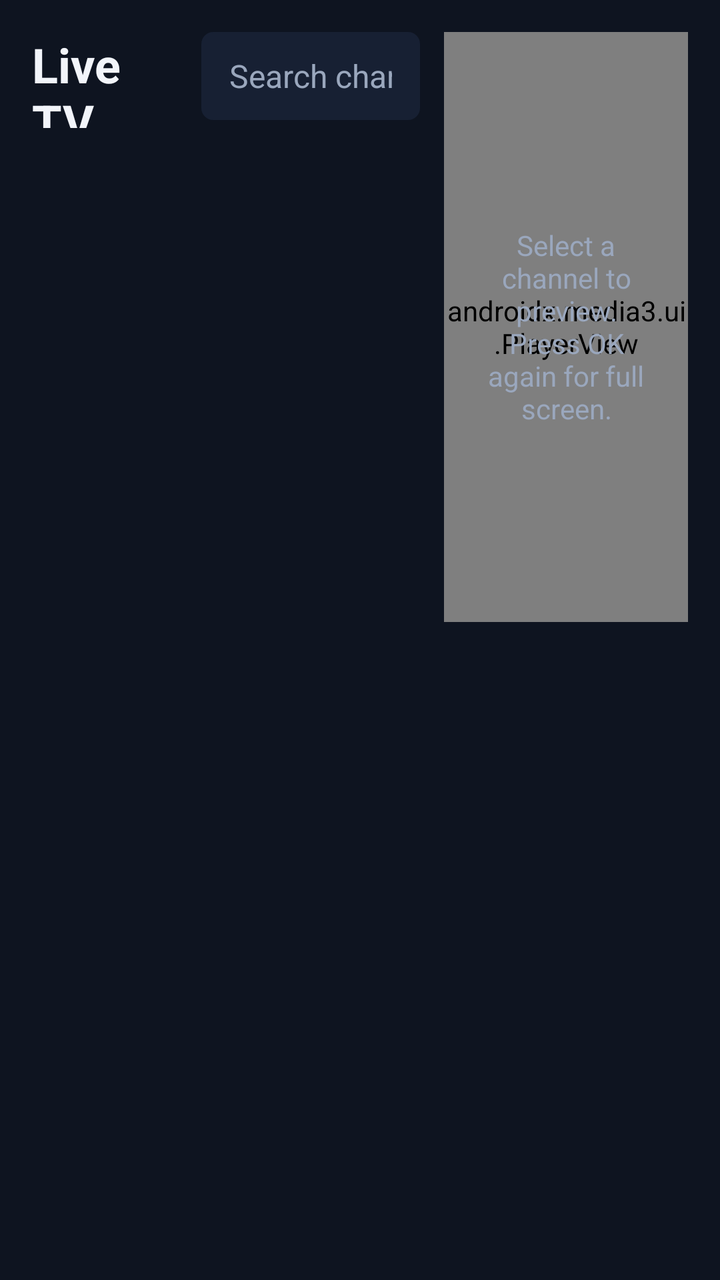
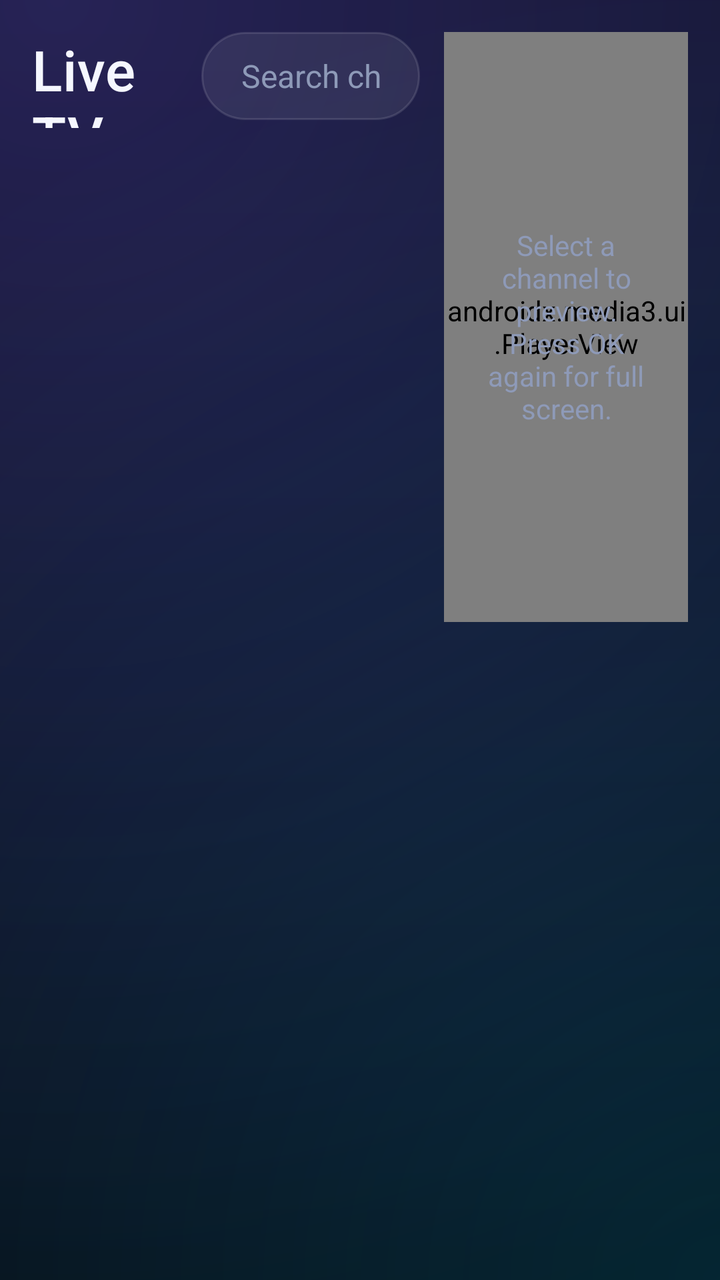

Compare the two renders of this Android layout. The source of the first and the diff that turns it into the second are given below.
<!-- AndroidManifest.xml: application theme AppTheme -->
<!-- res/layout/activity_live.xml -->
<?xml version="1.0" encoding="utf-8"?>
<LinearLayout xmlns:android="http://schemas.android.com/apk/res/android"
    xmlns:app="http://schemas.android.com/apk/res-auto"
    android:layout_width="match_parent"
    android:layout_height="match_parent"
    android:orientation="horizontal"
    android:padding="16dp">

    <LinearLayout
        android:layout_width="0dp"
        android:layout_height="match_parent"
        android:layout_weight="2.4"
        android:orientation="vertical">

        <TextView
            android:id="@+id/title"
            style="@style/Title"
            android:layout_width="match_parent"
            android:layout_height="48dp"
            android:gravity="center_vertical"
            android:text="Live TV" />

        <androidx.recyclerview.widget.RecyclerView
            android:id="@+id/categories"
            android:layout_width="match_parent"
            android:layout_height="match_parent" />
    </LinearLayout>

    <LinearLayout
        android:layout_width="0dp"
        android:layout_height="match_parent"
        android:layout_marginLeft="12dp"
        android:layout_weight="3.6"
        android:orientation="vertical">

        <EditText
            android:id="@+id/search"
            style="@style/Input"
            android:layout_height="44dp"
            android:layout_marginBottom="4dp"
            android:hint="Search channels"
            android:imeOptions="actionSearch"
            android:inputType="text" />

        <TextView
            android:id="@+id/empty"
            android:layout_width="match_parent"
            android:layout_height="wrap_content"
            android:padding="16dp"
            android:text="Nothing here"
            android:textColor="@color/text_dim"
            android:visibility="gone" />

        <androidx.recyclerview.widget.RecyclerView
            android:id="@+id/channels"
            android:layout_width="match_parent"
            android:layout_height="match_parent" />
    </LinearLayout>

    <LinearLayout
        android:layout_width="0dp"
        android:layout_height="match_parent"
        android:layout_marginLeft="12dp"
        android:layout_weight="4"
        android:orientation="vertical">

        <FrameLayout
            android:layout_width="match_parent"
            android:layout_height="0dp"
            android:layout_weight="1.15"
            android:background="@android:color/black">

            <androidx.media3.ui.PlayerView
                android:id="@+id/preview"
                android:layout_width="match_parent"
                android:layout_height="match_parent"
                android:focusable="false"
                app:show_buffering="when_playing"
                app:use_controller="false" />

            <TextView
                android:id="@+id/previewHint"
                android:layout_width="match_parent"
                android:layout_height="match_parent"
                android:gravity="center"
                android:padding="16dp"
                android:text="Select a channel to preview.\nPress OK again for full screen."
                android:textColor="@color/text_dim"
                android:textSize="14sp" />
        </FrameLayout>

        <TextView
            android:id="@+id/channelName"
            android:layout_width="match_parent"
            android:layout_height="wrap_content"
            android:layout_marginTop="8dp"
            android:ellipsize="end"
            android:maxLines="1"
            android:textColor="@color/text"
            android:textSize="18sp"
            android:textStyle="bold" />

        <TextView
            android:id="@+id/epgStatus"
            android:layout_width="match_parent"
            android:layout_height="wrap_content"
            android:textColor="@color/text_dim"
            android:textSize="13sp" />

        <androidx.recyclerview.widget.RecyclerView
            android:id="@+id/epg"
            android:layout_width="match_parent"
            android:layout_height="0dp"
            android:layout_marginTop="6dp"
            android:layout_weight="1"
            android:focusable="false" />
    </LinearLayout>
</LinearLayout>
<!-- resources referenced by this layout -->
<resources>
  <color name="text">#F2F5FA</color>
  <color name="text_dim">#9AA7BD</color>
  <style name="Input">
          <item name="android:layout_width">match_parent</item>
          <item name="android:layout_height">48dp</item>
          <item name="android:layout_marginBottom">10dp</item>
          <item name="android:paddingLeft">14dp</item>
          <item name="android:paddingRight">14dp</item>
          <item name="android:background">@drawable/bg_input</item>
          <item name="android:textColor">@color/text</item>
          <item name="android:textColorHint">@color/text_dim</item>
          <item name="android:textSize">16sp</item>
          <item name="android:singleLine">true</item>
          <item name="android:imeOptions">actionNext</item>
      </style>
  <style name="Title">
          <item name="android:textColor">@color/text</item>
          <item name="android:textSize">24sp</item>
          <item name="android:textStyle">bold</item>
      </style>
  <style name="AppTheme" parent="Theme.AppCompat.NoActionBar">
          <item name="colorPrimary">@color/accent</item>
          <item name="colorPrimaryDark">@color/bg</item>
          <item name="colorAccent">@color/accent</item>
          <item name="android:windowBackground">@color/bg</item>
          <item name="android:textColor">@color/text</item>
          <item name="android:textColorPrimary">@color/text</item>
          <item name="android:textColorSecondary">@color/text_dim</item>
          <item name="android:textColorHint">@color/text_dim</item>
          <item name="android:windowFullscreen">true</item>
      </style>
  <!-- drawable bg_input (drawable) -->
  <?xml version="1.0" encoding="utf-8"?>
  <selector xmlns:android="http://schemas.android.com/apk/res/android">
      <item android:state_focused="true">
          <shape android:shape="rectangle">
              <solid android:color="@color/panel_light" />
              <corners android:radius="6dp" />
              <stroke android:width="2dp" android:color="#FFFFFF" />
          </shape>
      </item>
      <item android:state_pressed="true">
          <shape android:shape="rectangle">
              <solid android:color="@color/panel_light" />
              <corners android:radius="6dp" />
          </shape>
      </item>
      <item android:state_activated="true">
          <shape android:shape="rectangle">
              <solid android:color="@color/panel_light" />
              <corners android:radius="6dp" />
              <stroke android:width="1dp" android:color="@color/accent" />
          </shape>
      </item>
      <item>
          <shape android:shape="rectangle">
              <solid android:color="@color/panel" />
              <corners android:radius="6dp" />
          </shape>
      </item>
  </selector>
  <color name="accent">#2F9BFF</color>
  <color name="bg">#0E1420</color>
  <color name="panel_light">#22304A</color>
  <color name="panel">#172033</color>
</resources>

<!-- the commit's change to res/layout/activity_live.xml (unified diff, before → after) -->
@@ -22,6 +22,9 @@
 
         <androidx.recyclerview.widget.RecyclerView
             android:id="@+id/categories"
+            android:clipToPadding="false"
+            android:clipChildren="false"
+            android:padding="6dp"
             android:layout_width="match_parent"
             android:layout_height="match_parent" />
     </LinearLayout>
@@ -53,6 +56,9 @@
 
         <androidx.recyclerview.widget.RecyclerView
             android:id="@+id/channels"
+            android:clipToPadding="false"
+            android:clipChildren="false"
+            android:padding="6dp"
             android:layout_width="match_parent"
             android:layout_height="match_parent" />
     </LinearLayout>
@@ -68,7 +74,7 @@
             android:layout_width="match_parent"
             android:layout_height="0dp"
             android:layout_weight="1.15"
-            android:background="@android:color/black">
+            android:background="@drawable/bg_panel">
 
             <androidx.media3.ui.PlayerView
                 android:id="@+id/preview"
@@ -109,6 +115,9 @@
 
         <androidx.recyclerview.widget.RecyclerView
             android:id="@+id/epg"
+            android:clipToPadding="false"
+            android:clipChildren="false"
+            android:padding="6dp"
             android:layout_width="match_parent"
             android:layout_height="0dp"
             android:layout_marginTop="6dp"
<!-- resource entries referenced after the edit -->
@@ -1,13 +1,20 @@
 <!-- resources referenced by this layout -->
 <resources>
-  <color name="text">#F2F5FA</color>
-  <color name="text_dim">#9AA7BD</color>
+  <color name="text">#F5F7FF</color>
+  <color name="text_dim">#8E9AB8</color>
+  <!-- drawable bg_panel (drawable) -->
+  <?xml version="1.0" encoding="utf-8"?>
+  <shape xmlns:android="http://schemas.android.com/apk/res/android" android:shape="rectangle">
+      <solid android:color="@color/glass" />
+      <corners android:radius="18dp" />
+      <stroke android:width="1dp" android:color="@color/glass_stroke" />
+  </shape>
   <style name="Input">
           <item name="android:layout_width">match_parent</item>
-          <item name="android:layout_height">48dp</item>
+          <item name="android:layout_height">50dp</item>
           <item name="android:layout_marginBottom">10dp</item>
-          <item name="android:paddingLeft">14dp</item>
-          <item name="android:paddingRight">14dp</item>
+          <item name="android:paddingLeft">20dp</item>
+          <item name="android:paddingRight">20dp</item>
           <item name="android:background">@drawable/bg_input</item>
           <item name="android:textColor">@color/text</item>
           <item name="android:textColorHint">@color/text_dim</item>
@@ -17,53 +24,158 @@
       </style>
   <style name="Title">
           <item name="android:textColor">@color/text</item>
-          <item name="android:textSize">24sp</item>
-          <item name="android:textStyle">bold</item>
+          <item name="android:textSize">28sp</item>
+          <item name="android:fontFamily">sans-serif-medium</item>
+          <item name="android:letterSpacing">0.01</item>
       </style>
   <style name="AppTheme" parent="Theme.AppCompat.NoActionBar">
           <item name="colorPrimary">@color/accent</item>
           <item name="colorPrimaryDark">@color/bg</item>
-          <item name="colorAccent">@color/accent</item>
-          <item name="android:windowBackground">@color/bg</item>
+          <item name="colorAccent">@color/accent2</item>
+          <item name="colorControlActivated">@color/accent2</item>
+          <item name="android:windowBackground">@drawable/bg_app</item>
           <item name="android:textColor">@color/text</item>
           <item name="android:textColorPrimary">@color/text</item>
           <item name="android:textColorSecondary">@color/text_dim</item>
           <item name="android:textColorHint">@color/text_dim</item>
+          <item name="android:fontFamily">sans-serif</item>
           <item name="android:windowFullscreen">true</item>
+          <item name="alertDialogTheme">@style/DialogTheme</item>
       </style>
+  <color name="glass">#14FFFFFF</color>
+  <color name="glass_stroke">#1FFFFFFF</color>
   <!-- drawable bg_input (drawable) -->
   <?xml version="1.0" encoding="utf-8"?>
   <selector xmlns:android="http://schemas.android.com/apk/res/android">
       <item android:state_focused="true">
           <shape android:shape="rectangle">
-              <solid android:color="@color/panel_light" />
-              <corners android:radius="6dp" />
-              <stroke android:width="2dp" android:color="#FFFFFF" />
+              <solid android:color="#1F7C5CFF" />
+              <corners android:radius="24dp" />
+              <stroke android:width="2dp" android:color="@color/accent2" />
+          </shape>
+      </item>
+      <item>
+          <shape android:shape="rectangle">
+              <solid android:color="@color/glass" />
+              <corners android:radius="24dp" />
+              <stroke android:width="1dp" android:color="@color/glass_stroke" />
+          </shape>
+      </item>
+  </selector>
+  <color name="accent">#7C5CFF</color>
+  <color name="bg">#070A12</color>
+  <color name="accent2">#00D4FF</color>
+  <!-- drawable bg_app (drawable) -->
+  <?xml version="1.0" encoding="utf-8"?>
+  <layer-list xmlns:android="http://schemas.android.com/apk/res/android">
+      <item>
+          <shape android:shape="rectangle">
+              <gradient android:angle="270" android:startColor="#0B1020" android:endColor="#05070D" />
+          </shape>
+      </item>
+      <item>
+          <shape android:shape="rectangle">
+              <gradient android:type="radial" android:centerX="0.08" android:centerY="0.0"
+                  android:gradientRadius="700dp" android:startColor="#3D7C5CFF" android:endColor="#007C5CFF" />
+          </shape>
+      </item>
+      <item>
+          <shape android:shape="rectangle">
+              <gradient android:type="radial" android:centerX="1.0" android:centerY="1.0"
+                  android:gradientRadius="650dp" android:startColor="#2600D4FF" android:endColor="#0000D4FF" />
+          </shape>
+      </item>
+  </layer-list>
+  <style name="DialogTheme" parent="ThemeOverlay.AppCompat.Dialog.Alert">
+          <item name="android:windowBackground">@drawable/bg_dialog</item>
+          <item name="colorAccent">@color/accent2</item>
+          <item name="colorControlActivated">@color/accent2</item>
+          <item name="android:textColorPrimary">@color/text</item>
+          <item name="android:textColor">@color/text</item>
+          <item name="android:textColorSecondary">@color/text_dim</item>
+          <item name="android:listSelector">@drawable/bg_row</item>
+          <item name="buttonBarButtonStyle">@style/DialogButton</item>
+      </style>
+  <!-- drawable bg_dialog (drawable) -->
+  <?xml version="1.0" encoding="utf-8"?>
+  <inset xmlns:android="http://schemas.android.com/apk/res/android" android:inset="16dp">
+      <shape android:shape="rectangle">
+          <gradient android:angle="270" android:startColor="#1A2236" android:endColor="#10152A" />
+          <corners android:radius="22dp" />
+          <stroke android:width="1dp" android:color="#337C5CFF" />
+      </shape>
+  </inset>
+  <!-- drawable bg_row (drawable) -->
+  <?xml version="1.0" encoding="utf-8"?>
+  <selector xmlns:android="http://schemas.android.com/apk/res/android">
+      <item android:state_focused="true">
+          <shape android:shape="rectangle">
+              <gradient android:angle="0" android:startColor="@color/accent" android:endColor="@color/accent2" />
+              <corners android:radius="12dp" />
+              <stroke android:width="2dp" android:color="#E6FFFFFF" />
           </shape>
       </item>
       <item android:state_pressed="true">
           <shape android:shape="rectangle">
-              <solid android:color="@color/panel_light" />
-              <corners android:radius="6dp" />
+              <gradient android:angle="0" android:startColor="@color/accent_dark" android:endColor="@color/accent" />
+              <corners android:radius="12dp" />
           </shape>
       </item>
       <item android:state_activated="true">
           <shape android:shape="rectangle">
-              <solid android:color="@color/panel_light" />
-              <corners android:radius="6dp" />
-              <stroke android:width="1dp" android:color="@color/accent" />
+              <solid android:color="#337C5CFF" />
+              <corners android:radius="12dp" />
+              <stroke android:width="1.5dp" android:color="@color/accent" />
           </shape>
       </item>
       <item>
           <shape android:shape="rectangle">
-              <solid android:color="@color/panel" />
-              <corners android:radius="6dp" />
+              <solid android:color="#00000000" />
+              <corners android:radius="12dp" />
+              <stroke android:width="1dp" android:color="#00000000" />
           </shape>
       </item>
   </selector>
-  <color name="accent">#2F9BFF</color>
-  <color name="bg">#0E1420</color>
-  <color name="panel_light">#22304A</color>
-  <color name="panel">#172033</color>
+  <style name="DialogButton" parent="Widget.AppCompat.Button.ButtonBar.AlertDialog">
+          <item name="android:textColor">@color/accent2</item>
+          <item name="android:textAllCaps">false</item>
+          <item name="android:textSize">16sp</item>
+          <item name="android:background">@drawable/bg_button</item>
+          <item name="android:layout_marginLeft">8dp</item>
+          <item name="android:paddingLeft">20dp</item>
+          <item name="android:paddingRight">20dp</item>
+      </style>
+  <color name="accent_dark">#5A3FE0</color>
+  <!-- drawable bg_button (drawable) -->
+  <?xml version="1.0" encoding="utf-8"?>
+  <selector xmlns:android="http://schemas.android.com/apk/res/android">
+      <item android:state_focused="true">
+          <shape android:shape="rectangle">
+              <gradient android:angle="0" android:startColor="@color/accent" android:endColor="@color/accent2" />
+              <corners android:radius="24dp" />
+              <stroke android:width="2dp" android:color="#E6FFFFFF" />
+          </shape>
+      </item>
+      <item android:state_pressed="true">
+          <shape android:shape="rectangle">
+              <gradient android:angle="0" android:startColor="@color/accent_dark" android:endColor="@color/accent" />
+              <corners android:radius="24dp" />
+          </shape>
+      </item>
+      <item android:state_activated="true">
+          <shape android:shape="rectangle">
+              <solid android:color="#337C5CFF" />
+              <corners android:radius="24dp" />
+              <stroke android:width="1.5dp" android:color="@color/accent" />
+          </shape>
+      </item>
+      <item>
+          <shape android:shape="rectangle">
+              <solid android:color="@color/glass" />
+              <corners android:radius="24dp" />
+              <stroke android:width="1dp" android:color="@color/glass_stroke" />
+          </shape>
+      </item>
+  </selector>
 </resources>
 
